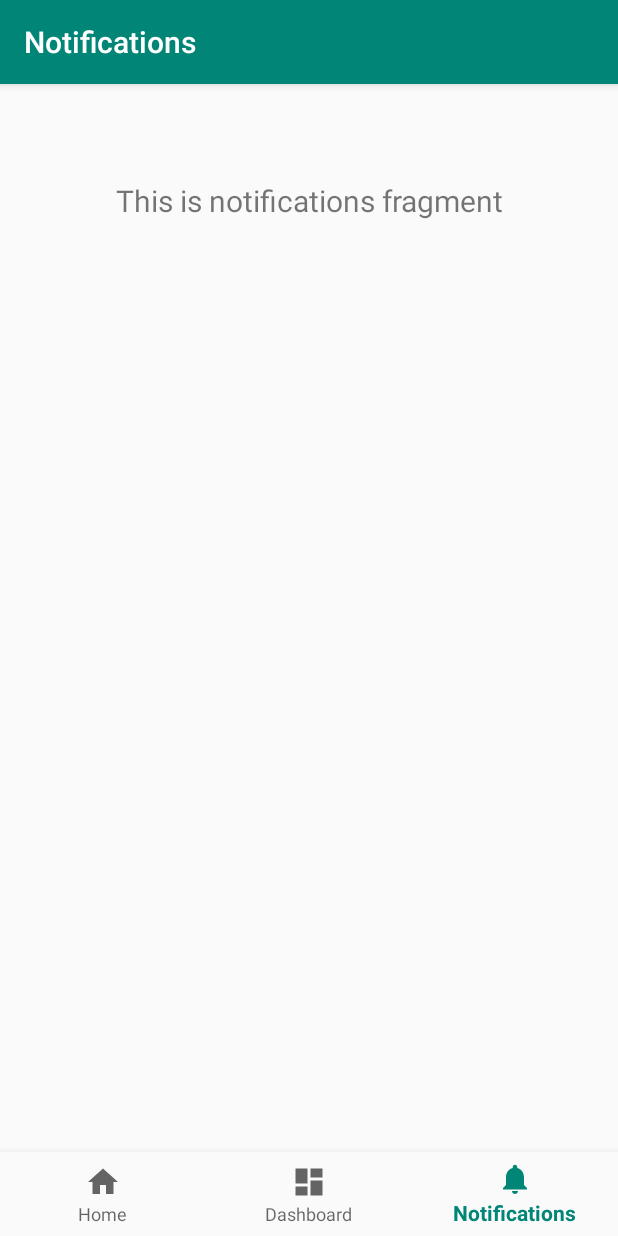
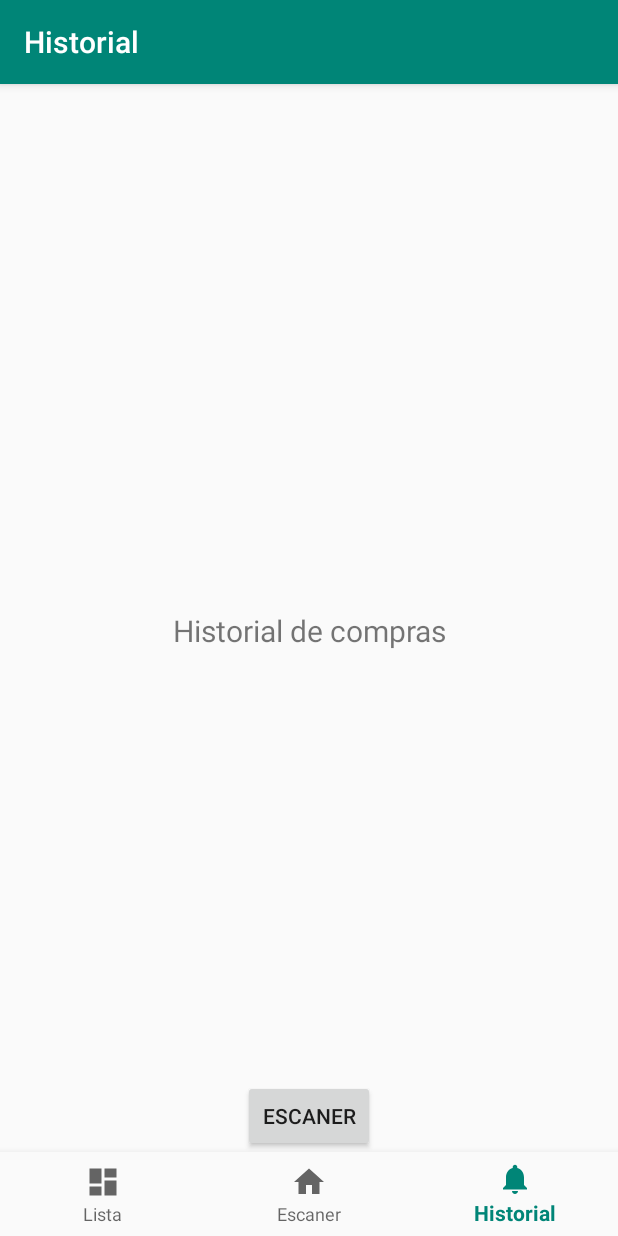
Before and after one commit to Josue1248/CodeList, an Android app: the screen it shows after launch (MainActivity), item 3 of the bottom bar chosen, on a phone screen of 412 x 824 dp. Run offline under Robolectric (Android 15) with nearby library versions, the phone set to English and light mode, and no system bars; our stand-ins replace navigation-ui.

Commit message:
Adding scanner function

```diff
--- a/app/build.gradle
+++ b/app/build.gradle
@@ -18,7 +18,9 @@ android {
         }
     }
 }
-
+repositories{
+    jcenter()
+}
 dependencies {
     implementation fileTree(dir: 'libs', include: ['*.jar'])
     implementation 'androidx.appcompat:appcompat:1.0.2'
@@ -28,6 +30,7 @@ dependencies {
     implementation 'androidx.navigation:navigation-fragment:2.0.0'
     implementation 'androidx.navigation:navigation-ui:2.0.0'
     implementation 'androidx.lifecycle:lifecycle-extensions:2.0.0'
+    implementation 'me.dm7.barcodescanner:zxing:1.9.13'
     testImplementation 'junit:junit:4.12'
     androidTestImplementation 'androidx.test.ext:junit:1.1.0'
     androidTestImplementation 'androidx.test.espresso:espresso-core:3.1.1'
--- a/app/src/main/AndroidManifest.xml
+++ b/app/src/main/AndroidManifest.xml
@@ -18,6 +18,10 @@
                 <category android:name="android.intent.category.LAUNCHER" />
             </intent-filter>
         </activity>
+        <activity android:name=".Scanner">
+
+        </activity>
     </application>
+    <uses-permission android:name="android.permission.CAMERA" />
 
 </manifest>
--- a/app/src/main/java/com/example/codelist/MainActivity.java
+++ b/app/src/main/java/com/example/codelist/MainActivity.java
@@ -1,30 +1,124 @@
 package com.example.codelist;
 
+import android.Manifest;
+import android.app.Activity;
+import android.content.Intent;
+import android.content.pm.PackageManager;
 import android.os.Bundle;
+import android.view.View;
+import android.widget.Button;
+import android.widget.Toast;
 
+import com.example.codelist.ui.home.HomeFragment;
+import com.example.codelist.ui.home.HomeViewModel;
 import com.google.android.material.bottomnavigation.BottomNavigationView;
 
+import androidx.annotation.NonNull;
+import androidx.annotation.Nullable;
 import androidx.appcompat.app.AppCompatActivity;
+import androidx.core.app.ActivityCompat;
+import androidx.core.content.ContextCompat;
+import androidx.fragment.app.FragmentTransaction;
 import androidx.navigation.NavController;
 import androidx.navigation.Navigation;
 import androidx.navigation.ui.AppBarConfiguration;
 import androidx.navigation.ui.NavigationUI;
 
 public class MainActivity extends AppCompatActivity {
+    private static final int CODIGO_PERMISOS_CAMARA = 1, CODIGO_INTENT = 2;
+    private boolean cameraAccessGranted = false, accessByButton = false;
+    public Button ScannerButton;
 
     @Override
     protected void onCreate(Bundle savedInstanceState) {
         super.onCreate(savedInstanceState);
         setContentView(R.layout.activity_main);
+        cameraAccessCheck();
         BottomNavigationView navView = findViewById(R.id.nav_view);
+        ScannerButton = findViewById(R.id.scanner_button);
         // Passing each menu ID as a set of Ids because each
         // menu should be considered as top level destinations.
         AppBarConfiguration appBarConfiguration = new AppBarConfiguration.Builder(
-                R.id.navigation_home, R.id.navigation_dashboard, R.id.navigation_notifications)
+                R.id.navigation_home, R.id.navigation_list, R.id.navigation_history)
                 .build();
         NavController navController = Navigation.findNavController(this, R.id.nav_host_fragment);
         NavigationUI.setupActionBarWithNavController(this, navController, appBarConfiguration);
         NavigationUI.setupWithNavController(navView, navController);
+
+        ScannerButton.setOnClickListener(new View.OnClickListener() {
+            @Override
+            public void onClick(View v) {
+                if (!cameraAccessGranted) {
+                    Toast.makeText(MainActivity.this, "Por favor permite que la app acceda a la cámara", Toast.LENGTH_SHORT).show();
+                    accessByButton = true;
+                    cameraAccessCheck();
+                    return;
+                }
+                initiateScan();
+            }
+        });
+    }
+
+    private void initiateScan() {
+        Intent i = new Intent(MainActivity.this, Scanner.class);
+        startActivityForResult(i, CODIGO_INTENT);
+    }
+
+    private void accessDenied() {
+        // Esto se llama cuando el usuario hace click en "Denegar" o
+        // cuando lo denegó anteriormente
+        Toast.makeText(MainActivity.this, "No puedes escanear si no das permiso", Toast.LENGTH_SHORT).show();
+    }
+
+    private void cameraAccessCheck() {
+        int estadoDePermiso = ContextCompat.checkSelfPermission(MainActivity.this, Manifest.permission.CAMERA);
+        if (estadoDePermiso == PackageManager.PERMISSION_GRANTED) {
+            // En caso de que haya dado permisos ponemos la bandera en true
+            // y llamar al método
+            cameraAccessGranted = true;
+        } else {
+            // Si no, pedimos permisos. Ahora mira onRequestPermissionsResult
+            ActivityCompat.requestPermissions(MainActivity.this,
+                    new String[]{Manifest.permission.CAMERA},
+                    CODIGO_PERMISOS_CAMARA);
+        }
+    }
+
+    @Override
+    protected void onActivityResult(int requestCode, int resultCode, @Nullable Intent data) {
+        if (requestCode == CODIGO_INTENT) {
+            if (resultCode == Activity.RESULT_OK) {
+                if (data != null) {
+                    String code = data.getStringExtra("codigo");
+                    Bundle bundle = new Bundle();
+                    bundle.putString("codigo", code);
+                    // set Fragmentclass Arguments
+                    HomeFragment fragobj = new HomeFragment();
+                    fragobj.setArguments(bundle);
+                    FragmentTransaction transaction = getSupportFragmentManager().beginTransaction();
+                    transaction.replace(R.id.navigation_home, fragobj);
+                    //transaction.addToBackStack(null);
+                    transaction.commitAllowingStateLoss();
+                }
+            }
+        }
+    }
+
+    @Override
+    public void onRequestPermissionsResult(int requestCode, @NonNull String[] permissions, @NonNull int[] grantResults) {
+        switch (requestCode) {
+            case CODIGO_PERMISOS_CAMARA:
+                if (grantResults.length > 0 && grantResults[0] == PackageManager.PERMISSION_GRANTED) {
+                    // Escanear directamente solo si fue pedido desde el botón
+                    if (accessByButton) {
+                        initiateScan();
+                    }
+                    cameraAccessGranted = true;
+                } else {
+                    accessDenied();
+                }
+                break;
+        }
     }
 
 }
--- a/app/src/main/java/com/example/codelist/ui/dashboard/DashboardFragment.java
+++ b/app/src/main/java/com/example/codelist/ui/dashboard/DashboardFragment.java
@@ -23,7 +23,7 @@ public class DashboardFragment extends Fragment {
         dashboardViewModel =
                 ViewModelProviders.of(this).get(DashboardViewModel.class);
         View root = inflater.inflate(R.layout.fragment_dashboard, container, false);
-        final TextView textView = root.findViewById(R.id.text_dashboard);
+        final TextView textView = root.findViewById(R.id.text_list);
         dashboardViewModel.getText().observe(this, new Observer<String>() {
             @Override
             public void onChanged(@Nullable String s) {
--- a/app/src/main/java/com/example/codelist/ui/dashboard/DashboardViewModel.java
+++ b/app/src/main/java/com/example/codelist/ui/dashboard/DashboardViewModel.java
@@ -10,7 +10,7 @@ public class DashboardViewModel extends ViewModel {
 
     public DashboardViewModel() {
         mText = new MutableLiveData<>();
-        mText.setValue("This is dashboard fragment");
+        mText.setValue("Lista de productos");
     }
 
     public LiveData<String> getText() {
--- a/app/src/main/java/com/example/codelist/ui/home/HomeFragment.java
+++ b/app/src/main/java/com/example/codelist/ui/home/HomeFragment.java
@@ -1,6 +1,7 @@
 package com.example.codelist.ui.home;
 
 import android.os.Bundle;
+import android.util.Log;
 import android.view.LayoutInflater;
 import android.view.View;
 import android.view.ViewGroup;
@@ -20,16 +21,25 @@ public class HomeFragment extends Fragment {
 
     public View onCreateView(@NonNull LayoutInflater inflater,
                              ViewGroup container, Bundle savedInstanceState) {
-        homeViewModel =
-                ViewModelProviders.of(this).get(HomeViewModel.class);
+        //homeViewModel = ViewModelProviders.of(this).get(HomeViewModel.class);
         View root = inflater.inflate(R.layout.fragment_home, container, false);
         final TextView textView = root.findViewById(R.id.text_home);
+
+        String code = "Nada";
+        Log.e("Bundle", String.valueOf(getArguments()));
+        if (getArguments() != null) {
+            code = getArguments().getString("codigo");
+        }
+        textView.setText(code);
+
+        /*
         homeViewModel.getText().observe(this, new Observer<String>() {
             @Override
             public void onChanged(@Nullable String s) {
                 textView.setText(s);
             }
         });
+        */
         return root;
     }
 }
--- a/app/src/main/java/com/example/codelist/ui/home/HomeViewModel.java
+++ b/app/src/main/java/com/example/codelist/ui/home/HomeViewModel.java
@@ -10,7 +10,7 @@ public class HomeViewModel extends ViewModel {
 
     public HomeViewModel() {
         mText = new MutableLiveData<>();
-        mText.setValue("This is home fragment");
+        mText.setValue("Escaner");
     }
 
     public LiveData<String> getText() {
--- a/app/src/main/java/com/example/codelist/ui/notifications/NotificationsFragment.java
+++ b/app/src/main/java/com/example/codelist/ui/notifications/NotificationsFragment.java
@@ -23,7 +23,7 @@ public class NotificationsFragment extends Fragment {
         notificationsViewModel =
                 ViewModelProviders.of(this).get(NotificationsViewModel.class);
         View root = inflater.inflate(R.layout.fragment_notifications, container, false);
-        final TextView textView = root.findViewById(R.id.text_notifications);
+        final TextView textView = root.findViewById(R.id.text_history);
         notificationsViewModel.getText().observe(this, new Observer<String>() {
             @Override
             public void onChanged(@Nullable String s) {
--- a/app/src/main/java/com/example/codelist/ui/notifications/NotificationsViewModel.java
+++ b/app/src/main/java/com/example/codelist/ui/notifications/NotificationsViewModel.java
@@ -10,7 +10,7 @@ public class NotificationsViewModel extends ViewModel {
 
     public NotificationsViewModel() {
         mText = new MutableLiveData<>();
-        mText.setValue("This is notifications fragment");
+        mText.setValue("Historial de compras");
     }
 
     public LiveData<String> getText() {
--- a/app/src/main/res/layout/activity_main.xml
+++ b/app/src/main/res/layout/activity_main.xml
@@ -1,33 +1,44 @@
 <?xml version="1.0" encoding="utf-8"?>
 <androidx.constraintlayout.widget.ConstraintLayout xmlns:android="http://schemas.android.com/apk/res/android"
     xmlns:app="http://schemas.android.com/apk/res-auto"
+    xmlns:tools="http://schemas.android.com/tools"
     android:id="@+id/container"
     android:layout_width="match_parent"
     android:layout_height="match_parent"
-    android:paddingTop="?attr/actionBarSize">
+    android:paddingTop="?attr/actionBarSize"
+    tools:context=".Scanner">
+
+
+    <fragment
+        android:id="@+id/nav_host_fragment"
+        android:name="androidx.navigation.fragment.NavHostFragment"
+        android:layout_width="match_parent"
+        android:layout_height="wrap_content"
+        app:defaultNavHost="true"
+        app:layout_constraintBottom_toTopOf="@+id/scanner_button"
+        app:layout_constraintHorizontal_bias="1.0"
+        app:layout_constraintLeft_toLeftOf="parent"
+        app:layout_constraintRight_toRightOf="parent"
+        app:layout_constraintTop_toTopOf="parent"
+        app:navGraph="@navigation/mobile_navigation" />
+
+    <Button
+        android:id="@+id/scanner_button"
+        android:layout_width="wrap_content"
+        android:layout_height="wrap_content"
+        android:text="@string/scanner_button"
+        app:layout_constraintBottom_toTopOf="@+id/nav_view"
+        app:layout_constraintEnd_toEndOf="parent"
+        app:layout_constraintStart_toStartOf="parent" />
 
     <com.google.android.material.bottomnavigation.BottomNavigationView
         android:id="@+id/nav_view"
         android:layout_width="0dp"
         android:layout_height="wrap_content"
-        android:layout_marginStart="0dp"
-        android:layout_marginEnd="0dp"
         android:background="?android:attr/windowBackground"
         app:layout_constraintBottom_toBottomOf="parent"
         app:layout_constraintLeft_toLeftOf="parent"
         app:layout_constraintRight_toRightOf="parent"
         app:menu="@menu/bottom_nav_menu" />
 
-    <fragment
-        android:id="@+id/nav_host_fragment"
-        android:name="androidx.navigation.fragment.NavHostFragment"
-        android:layout_width="match_parent"
-        android:layout_height="match_parent"
-        app:defaultNavHost="true"
-        app:layout_constraintBottom_toTopOf="@id/nav_view"
-        app:layout_constraintLeft_toLeftOf="parent"
-        app:layout_constraintRight_toRightOf="parent"
-        app:layout_constraintTop_toTopOf="parent"
-        app:navGraph="@navigation/mobile_navigation" />
-
 </androidx.constraintlayout.widget.ConstraintLayout>
--- a/app/src/main/res/layout/fragment_dashboard.xml
+++ b/app/src/main/res/layout/fragment_dashboard.xml
@@ -5,7 +5,7 @@
     android:layout_height="match_parent">
 
     <TextView
-        android:id="@+id/text_dashboard"
+        android:id="@+id/text_list"
         android:layout_width="match_parent"
         android:layout_height="wrap_content"
         android:layout_marginStart="8dp"
--- a/app/src/main/res/layout/fragment_notifications.xml
+++ b/app/src/main/res/layout/fragment_notifications.xml
@@ -5,7 +5,7 @@
     android:layout_height="match_parent">
 
     <TextView
-        android:id="@+id/text_notifications"
+        android:id="@+id/text_history"
         android:layout_width="match_parent"
         android:layout_height="wrap_content"
         android:layout_marginStart="8dp"
--- a/app/src/main/res/menu/bottom_nav_menu.xml
+++ b/app/src/main/res/menu/bottom_nav_menu.xml
@@ -1,5 +1,10 @@
 <?xml version="1.0" encoding="utf-8"?>
 <menu xmlns:android="http://schemas.android.com/apk/res/android">
+
+    <item
+        android:id="@+id/navigation_list"
+        android:icon="@drawable/ic_dashboard_black_24dp"
+        android:title="@string/title_list" />
 
     <item
         android:id="@+id/navigation_home"
@@ -7,13 +12,8 @@
         android:title="@string/title_home" />
 
     <item
-        android:id="@+id/navigation_dashboard"
-        android:icon="@drawable/ic_dashboard_black_24dp"
-        android:title="@string/title_dashboard" />
-
-    <item
-        android:id="@+id/navigation_notifications"
+        android:id="@+id/navigation_history"
         android:icon="@drawable/ic_notifications_black_24dp"
-        android:title="@string/title_notifications" />
+        android:title="@string/title_history" />
 
 </menu>
--- a/app/src/main/res/navigation/mobile_navigation.xml
+++ b/app/src/main/res/navigation/mobile_navigation.xml
@@ -3,7 +3,7 @@
     xmlns:app="http://schemas.android.com/apk/res-auto"
     xmlns:tools="http://schemas.android.com/tools"
     android:id="@+id/mobile_navigation"
-    app:startDestination="@+id/navigation_home">
+    app:startDestination="@id/navigation_home">
 
     <fragment
         android:id="@+id/navigation_home"
@@ -12,14 +12,14 @@
         tools:layout="@layout/fragment_home" />
 
     <fragment
-        android:id="@+id/navigation_dashboard"
+        android:id="@+id/navigation_list"
         android:name="com.example.codelist.ui.dashboard.DashboardFragment"
-        android:label="@string/title_dashboard"
+        android:label="@string/title_list"
         tools:layout="@layout/fragment_dashboard" />
 
     <fragment
-        android:id="@+id/navigation_notifications"
+        android:id="@+id/navigation_history"
         android:name="com.example.codelist.ui.notifications.NotificationsFragment"
-        android:label="@string/title_notifications"
+        android:label="@string/title_history"
         tools:layout="@layout/fragment_notifications" />
 </navigation>
--- a/app/src/main/res/values/strings.xml
+++ b/app/src/main/res/values/strings.xml
@@ -1,6 +1,7 @@
 <resources>
     <string name="app_name">CodeList</string>
-    <string name="title_home">Home</string>
-    <string name="title_dashboard">Dashboard</string>
-    <string name="title_notifications">Notifications</string>
+    <string name="title_home">Escaner</string>
+    <string name="scanner_button">Escaner</string>
+    <string name="title_list">Lista</string>
+    <string name="title_history">Historial</string>
 </resources>
```
Also changed, not shown: app/src/main/java/com/example/codelist/Scanner.java (added, +54 -0 lines).
